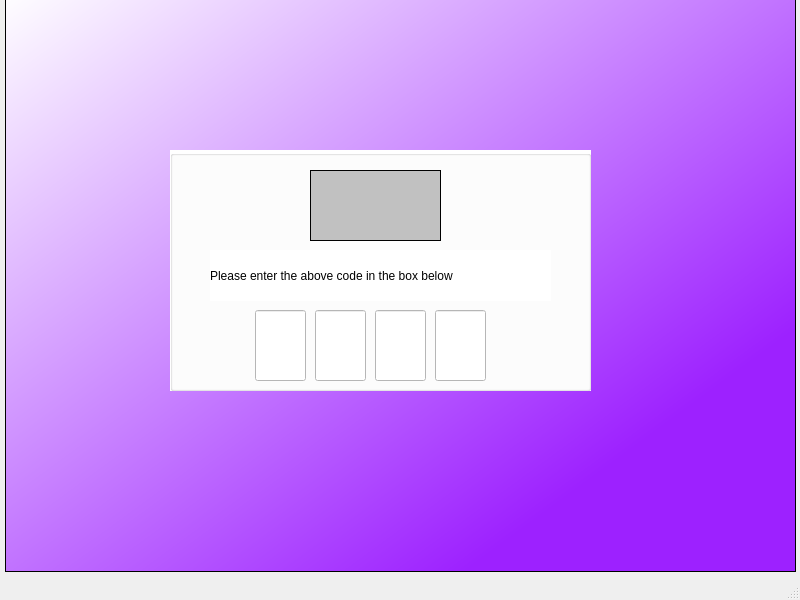
Before: the Qt Designer form code.ui in Pourya231/converso, drawn with Qt 5.
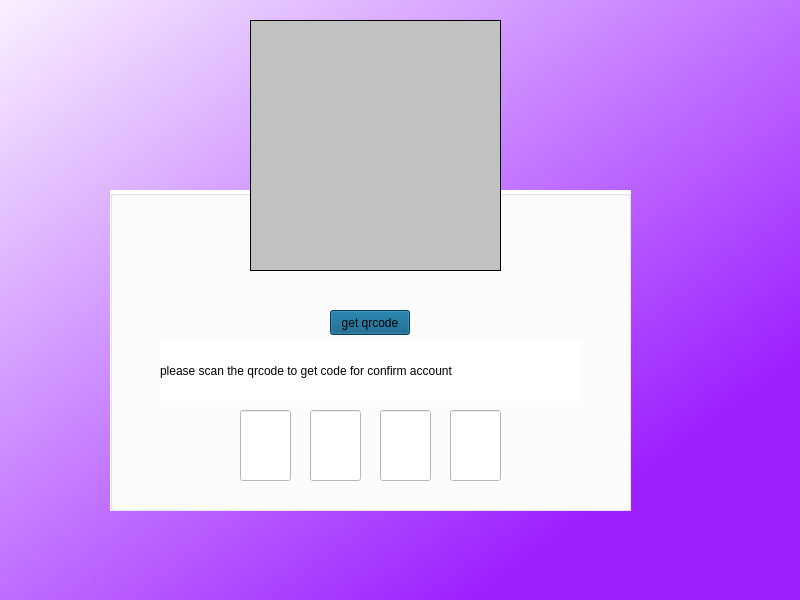
After: the same form once the commit is applied.

Commit message: qrcode for get code now Available

```diff
--- a/code.ui
+++ b/code.ui
@@ -14,26 +14,13 @@
    <string>MainWindow</string>
   </property>
   <widget class="QWidget" name="centralwidget">
-   <widget class="QGraphicsView" name="graphicsView">
-    <property name="geometry">
-     <rect>
-      <x>5</x>
-      <y>-9</y>
-      <width>791</width>
-      <height>581</height>
-     </rect>
-    </property>
-    <property name="styleSheet">
-     <string notr="true">background-color: qlineargradient(spread:reflect, x1:1, y1:1, x2:0, y2:0, stop:0.211538 rgba(157, 33, 255, 255), stop:1 rgba(255, 255, 255, 255));</string>
-    </property>
-   </widget>
    <widget class="QGroupBox" name="groupBox">
     <property name="geometry">
      <rect>
-      <x>170</x>
-      <y>150</y>
-      <width>421</width>
-      <height>241</height>
+      <x>110</x>
+      <y>190</y>
+      <width>521</width>
+      <height>321</height>
      </rect>
     </property>
     <property name="styleSheet">
@@ -45,8 +32,8 @@
     <widget class="QLineEdit" name="lineEdit">
      <property name="geometry">
       <rect>
-       <x>85</x>
-       <y>160</y>
+       <x>130</x>
+       <y>220</y>
        <width>51</width>
        <height>71</height>
       </rect>
@@ -64,8 +51,8 @@
     <widget class="QLineEdit" name="lineEdit_2">
      <property name="geometry">
       <rect>
-       <x>145</x>
-       <y>160</y>
+       <x>200</x>
+       <y>220</y>
        <width>51</width>
        <height>71</height>
       </rect>
@@ -80,8 +67,8 @@
     <widget class="QLineEdit" name="lineEdit_3">
      <property name="geometry">
       <rect>
-       <x>205</x>
-       <y>160</y>
+       <x>270</x>
+       <y>220</y>
        <width>51</width>
        <height>71</height>
       </rect>
@@ -97,8 +84,8 @@
     <widget class="QLineEdit" name="lineEdit_4">
      <property name="geometry">
       <rect>
-       <x>265</x>
-       <y>160</y>
+       <x>340</x>
+       <y>220</y>
        <width>51</width>
        <height>71</height>
       </rect>
@@ -113,10 +100,10 @@
     <widget class="QLabel" name="label_2">
      <property name="geometry">
       <rect>
-       <x>40</x>
-       <y>100</y>
-       <width>341</width>
-       <height>51</height>
+       <x>50</x>
+       <y>150</y>
+       <width>421</width>
+       <height>61</height>
       </rect>
      </property>
      <property name="styleSheet">
@@ -124,16 +111,47 @@
 color: rgb(0, 0, 0);</string>
      </property>
      <property name="text">
-      <string>Please enter the above code in the box below</string>
+      <string>please scan the qrcode to get code for confirm account</string>
+     </property>
+    </widget>
+    <widget class="QPushButton" name="pushButton">
+     <property name="geometry">
+      <rect>
+       <x>220</x>
+       <y>120</y>
+       <width>80</width>
+       <height>25</height>
+      </rect>
+     </property>
+     <property name="styleSheet">
+      <string notr="true">color: rgb(0, 0, 0);
+background-color: rgb(0, 85, 127);</string>
+     </property>
+     <property name="text">
+      <string>get qrcode</string>
+     </property>
+    </widget>
+   </widget>
+   <widget class="QGraphicsView" name="graphicsView">
+    <property name="geometry">
+     <rect>
+      <x>-50</x>
+      <y>-30</y>
+      <width>871</width>
+      <height>641</height>
+     </rect>
+    </property>
+    <property name="styleSheet">
+     <string notr="true">background-color: qlineargradient(spread:reflect, x1:1, y1:1, x2:0, y2:0, stop:0.211538 rgba(157, 33, 255, 255), stop:1 rgba(255, 255, 255, 255));</string>
      </property>
     </widget>
     <widget class="QLabel" name="label">
      <property name="geometry">
       <rect>
-       <x>140</x>
+      <x>250</x>
        <y>20</y>
-       <width>131</width>
-       <height>71</height>
+      <width>251</width>
+      <height>251</height>
       </rect>
      </property>
      <property name="styleSheet">
@@ -154,19 +172,10 @@
       <string/>
      </property>
     </widget>
-   </widget>
-  </widget>
-  <widget class="QMenuBar" name="menubar">
-   <property name="geometry">
-    <rect>
-     <x>0</x>
-     <y>0</y>
-     <width>800</width>
-     <height>25</height>
-    </rect>
-   </property>
-  </widget>
-  <widget class="QStatusBar" name="statusbar"/>
+   <zorder>graphicsView</zorder>
+   <zorder>groupBox</zorder>
+   <zorder>label</zorder>
+  </widget>
  </widget>
  <resources/>
  <connections/>
```
Lines whose indentation alone changed are shown as unchanged. The commit also changes 4 other files.
